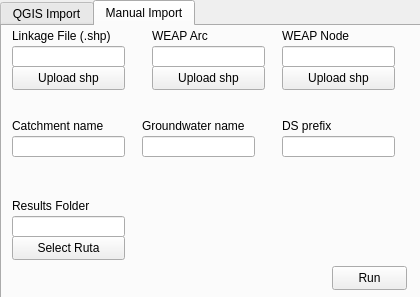
First picture: the form in geo_checker_dialog.ui, repository Kalliam/GeoCheckerQGIS, before the edit.
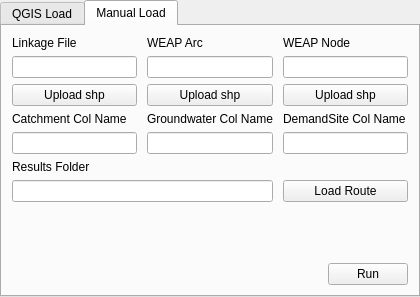
Second picture: the form after the edit. Custom widgets are drawn as their Qt base class.

Commit message: alignment and layout rearrangement

Diff of the .ui file:
```diff
--- a/geo_checker_dialog.ui
+++ b/geo_checker_dialog.ui
@@ -13,463 +13,360 @@
   <property name="windowTitle">
    <string>Form</string>
   </property>
-  <widget class="QTabWidget" name="tabWidget">
-   <property name="geometry">
-    <rect>
-     <x>0</x>
-     <y>0</y>
-     <width>421</width>
-     <height>301</height>
-    </rect>
+  <layout class="QVBoxLayout" name="mainLayout">
+   <property name="leftMargin">
+    <number>0</number>
    </property>
-   <property name="currentIndex">
-    <number>1</number>
+   <property name="topMargin">
+    <number>0</number>
    </property>
-   <widget class="QWidget" name="tab_2">
-    <attribute name="title">
-     <string>QGIS Import</string>
-    </attribute>
-    <widget class="QLabel" name="label_23">
-     <property name="geometry">
-      <rect>
-       <x>150</x>
-       <y>10</y>
-       <width>101</width>
-       <height>20</height>
-      </rect>
+   <property name="rightMargin">
+    <number>0</number>
+   </property>
+   <property name="bottomMargin">
+    <number>0</number>
+   </property>
+   <item>
+    <widget class="QTabWidget" name="tabWidget">
+     <property name="currentIndex">
+      <number>1</number>
      </property>
-     <property name="text">
-      <string>WEAP Arc</string>
-     </property>
+     <widget class="QWidget" name="tab_2">
+      <attribute name="title">
+       <string>QGIS Load</string>
+      </attribute>
+      <layout class="QVBoxLayout" name="tab2_vlayout">
+       <property name="leftMargin">
+        <number>10</number>
+       </property>
+       <property name="topMargin">
+        <number>10</number>
+       </property>
+       <property name="rightMargin">
+        <number>10</number>
+       </property>
+       <property name="bottomMargin">
+        <number>10</number>
+       </property>
+       <item>
+        <layout class="QGridLayout" name="tab2_grid">
+         <property name="horizontalSpacing">
+          <number>10</number>
+         </property>
+         <property name="verticalSpacing">
+          <number>6</number>
+         </property>
+         <item row="0" column="0">
+          <widget class="QLabel" name="label_29">
+           <property name="text">
+            <string>Linkage Layer </string>
+           </property>
+          </widget>
+         </item>
+         <item row="0" column="1">
+          <widget class="QLabel" name="label_23">
+           <property name="text">
+            <string>WEAP Arc Layer</string>
+           </property>
+          </widget>
+         </item>
+         <item row="0" column="2">
+          <widget class="QLabel" name="label_28">
+           <property name="text">
+            <string>WEAP Node Layer</string>
+           </property>
+          </widget>
+         </item>
+         <item row="1" column="0">
+          <widget class="QgsMapLayerComboBox" name="cmb_layer_malla"/>
+         </item>
+         <item row="1" column="1">
+          <widget class="QgsMapLayerComboBox" name="cmb_layer_arcs"/>
+         </item>
+         <item row="1" column="2">
+          <widget class="QgsMapLayerComboBox" name="cmb_layer_nodes"/>
+         </item>
+         <item row="2" column="0">
+          <widget class="QLabel" name="label_26">
+           <property name="text">
+            <string>Catchment Column</string>
+           </property>
+          </widget>
+         </item>
+         <item row="2" column="1">
+          <widget class="QLabel" name="label_25">
+           <property name="autoFillBackground">
+            <bool>false</bool>
+           </property>
+           <property name="text">
+            <string>Groundwater Column</string>
+           </property>
+          </widget>
+         </item>
+         <item row="2" column="2">
+          <widget class="QLabel" name="label_24">
+           <property name="text">
+            <string>Demand Site Column</string>
+           </property>
+          </widget>
+         </item>
+         <item row="3" column="0">
+          <widget class="QgsFieldComboBox" name="cmb_field_catchment"/>
+         </item>
+         <item row="3" column="1">
+          <widget class="QgsFieldComboBox" name="cmb_field_groundwater"/>
+         </item>
+         <item row="3" column="2">
+          <widget class="QgsFieldComboBox" name="cmb_field_ds_prefix"/>
+         </item>
+         <item row="4" column="0" colspan="3">
+          <widget class="QLabel" name="label_27">
+           <property name="text">
+            <string>Results Folder</string>
+           </property>
+          </widget>
+         </item>
+         <item row="5" column="0" colspan="2">
+          <widget class="QLineEdit" name="lineEdit_folder">
+           <property name="readOnly">
+            <bool>true</bool>
+           </property>
+          </widget>
+         </item>
+         <item row="5" column="2">
+          <widget class="QPushButton" name="btn_explore_folder">
+           <property name="text">
+            <string>Load Route</string>
+           </property>
+          </widget>
+         </item>
+        </layout>
+       </item>
+       <item>
+        <spacer name="tab2_spacer">
+         <property name="orientation">
+          <enum>Qt::Orientation::Vertical</enum>
+         </property>
+         <property name="sizeHint" stdset="0">
+          <size>
+           <width>20</width>
+           <height>0</height>
+          </size>
+         </property>
+        </spacer>
+       </item>
+       <item>
+        <layout class="QHBoxLayout" name="tab2_runLayout">
+         <item>
+          <spacer name="tab2_runSpacer">
+           <property name="orientation">
+            <enum>Qt::Orientation::Horizontal</enum>
+           </property>
+           <property name="sizeHint" stdset="0">
+            <size>
+             <width>40</width>
+             <height>20</height>
+            </size>
+           </property>
+          </spacer>
+         </item>
+         <item>
+          <widget class="QPushButton" name="btn_run_2">
+           <property name="text">
+            <string>Run</string>
+           </property>
+          </widget>
+         </item>
+        </layout>
+       </item>
+      </layout>
+     </widget>
+     <widget class="QWidget" name="tab_4">
+      <attribute name="title">
+       <string>Manual Load</string>
+      </attribute>
+      <layout class="QVBoxLayout" name="tab4_vlayout">
+       <property name="leftMargin">
+        <number>10</number>
+       </property>
+       <property name="topMargin">
+        <number>10</number>
+       </property>
+       <property name="rightMargin">
+        <number>10</number>
+       </property>
+       <property name="bottomMargin">
+        <number>10</number>
+       </property>
+       <item>
+        <layout class="QGridLayout" name="tab4_grid">
+         <property name="horizontalSpacing">
+          <number>10</number>
+         </property>
+         <property name="verticalSpacing">
+          <number>6</number>
+         </property>
+         <item row="0" column="0">
+          <widget class="QLabel" name="label">
+           <property name="text">
+            <string>Linkage File </string>
+           </property>
+          </widget>
+         </item>
+         <item row="0" column="1">
+          <widget class="QLabel" name="label_2">
+           <property name="text">
+            <string>WEAP Arc</string>
+           </property>
+          </widget>
+         </item>
+         <item row="0" column="2">
+          <widget class="QLabel" name="label_3">
+           <property name="text">
+            <string>WEAP Node</string>
+           </property>
+          </widget>
+         </item>
+         <item row="1" column="0">
+          <widget class="QLineEdit" name="lineEdit_linkage">
+           <property name="readOnly">
+            <bool>true</bool>
+           </property>
+          </widget>
+         </item>
+         <item row="1" column="1">
+          <widget class="QLineEdit" name="lineEdit_arc">
+           <property name="readOnly">
+            <bool>true</bool>
+           </property>
+          </widget>
+         </item>
+         <item row="1" column="2">
+          <widget class="QLineEdit" name="lineEdit_node">
+           <property name="readOnly">
+            <bool>true</bool>
+           </property>
+          </widget>
+         </item>
+         <item row="2" column="0">
+          <widget class="QPushButton" name="btn_explore_linkage">
+           <property name="text">
+            <string>Upload shp</string>
+           </property>
+          </widget>
+         </item>
+         <item row="2" column="1">
+          <widget class="QPushButton" name="btn_explore_arc">
+           <property name="text">
+            <string>Upload shp</string>
+           </property>
+          </widget>
+         </item>
+         <item row="2" column="2">
+          <widget class="QPushButton" name="btn_explore_node">
+           <property name="text">
+            <string>Upload shp</string>
+           </property>
+          </widget>
+         </item>
+         <item row="3" column="0">
+          <widget class="QLabel" name="label_5">
+           <property name="text">
+            <string>Catchment Col Name</string>
+           </property>
+          </widget>
+         </item>
+         <item row="3" column="1">
+          <widget class="QLabel" name="label_6">
+           <property name="autoFillBackground">
+            <bool>false</bool>
+           </property>
+           <property name="text">
+            <string>Groundwater Col Name</string>
+           </property>
+          </widget>
+         </item>
+         <item row="3" column="2">
+          <widget class="QLabel" name="label_7">
+           <property name="text">
+            <string>DemandSite Col Name</string>
+           </property>
+          </widget>
+         </item>
+         <item row="4" column="0">
+          <widget class="QLineEdit" name="lineEdit_catchment"/>
+         </item>
+         <item row="4" column="1">
+          <widget class="QLineEdit" name="lineEdit_groundwater"/>
+         </item>
+         <item row="4" column="2">
+          <widget class="QLineEdit" name="lineEdit_ds_prefix"/>
+         </item>
+         <item row="5" column="0" colspan="3">
+          <widget class="QLabel" name="label_4">
+           <property name="text">
+            <string>Results Folder</string>
+           </property>
+          </widget>
+         </item>
+         <item row="6" column="0" colspan="2">
+          <widget class="QLineEdit" name="lineEdit_folder_2">
+           <property name="readOnly">
+            <bool>true</bool>
+           </property>
+          </widget>
+         </item>
+         <item row="6" column="2">
+          <widget class="QPushButton" name="btn_explore_folder_2">
+           <property name="text">
+            <string>Load Route</string>
+           </property>
+          </widget>
+         </item>
+        </layout>
+       </item>
+       <item>
+        <spacer name="tab4_spacer">
+         <property name="orientation">
+          <enum>Qt::Orientation::Vertical</enum>
+         </property>
+         <property name="sizeHint" stdset="0">
+          <size>
+           <width>20</width>
+           <height>0</height>
+          </size>
+         </property>
+        </spacer>
+       </item>
+       <item>
+        <layout class="QHBoxLayout" name="tab4_runLayout">
+         <item>
+          <spacer name="tab4_runSpacer">
+           <property name="orientation">
+            <enum>Qt::Orientation::Horizontal</enum>
+           </property>
+           <property name="sizeHint" stdset="0">
+            <size>
+             <width>40</width>
+             <height>20</height>
+            </size>
+           </property>
+          </spacer>
+         </item>
+         <item>
+          <widget class="QPushButton" name="btn_run">
+           <property name="text">
+            <string>Run</string>
+           </property>
+          </widget>
+         </item>
+        </layout>
+       </item>
+      </layout>
+     </widget>
     </widget>
-    <widget class="QLabel" name="label_24">
-     <property name="geometry">
-      <rect>
-       <x>280</x>
-       <y>100</y>
-       <width>113</width>
-       <height>20</height>
-      </rect>
-     </property>
-     <property name="text">
-      <string>DS prefix</string>
-     </property>
-    </widget>
-    <widget class="QLabel" name="label_25">
-     <property name="geometry">
-      <rect>
-       <x>150</x>
-       <y>100</y>
-       <width>113</width>
-       <height>20</height>
-      </rect>
-     </property>
-     <property name="autoFillBackground">
-      <bool>false</bool>
-     </property>
-     <property name="text">
-      <string>Groundwater name</string>
-     </property>
-    </widget>
-    <widget class="QLabel" name="label_26">
-     <property name="geometry">
-      <rect>
-       <x>10</x>
-       <y>100</y>
-       <width>113</width>
-       <height>20</height>
-      </rect>
-     </property>
-     <property name="text">
-      <string>Catchment name</string>
-     </property>
-    </widget>
-    <widget class="QLabel" name="label_27">
-     <property name="geometry">
-      <rect>
-       <x>10</x>
-       <y>180</y>
-       <width>101</width>
-       <height>20</height>
-      </rect>
-     </property>
-     <property name="text">
-      <string>Results Folder</string>
-     </property>
-    </widget>
-    <widget class="QLabel" name="label_28">
-     <property name="geometry">
-      <rect>
-       <x>280</x>
-       <y>10</y>
-       <width>101</width>
-       <height>20</height>
-      </rect>
-     </property>
-     <property name="text">
-      <string>WEAP Node</string>
-     </property>
-    </widget>
-    <widget class="QLabel" name="label_29">
-     <property name="geometry">
-      <rect>
-       <x>10</x>
-       <y>10</y>
-       <width>101</width>
-       <height>20</height>
-      </rect>
-     </property>
-     <property name="text">
-      <string>Linkage File (.shp)</string>
-     </property>
-    </widget>
-    <widget class="QgsMapLayerComboBox" name="cmb_layer_malla">
-     <property name="geometry">
-      <rect>
-       <x>10</x>
-       <y>30</y>
-       <width>101</width>
-       <height>21</height>
-      </rect>
-     </property>
-    </widget>
-    <widget class="QgsMapLayerComboBox" name="cmb_layer_arcs">
-     <property name="geometry">
-      <rect>
-       <x>140</x>
-       <y>30</y>
-       <width>101</width>
-       <height>21</height>
-      </rect>
-     </property>
-    </widget>
-    <widget class="QgsMapLayerComboBox" name="cmb_layer_nodes">
-     <property name="geometry">
-      <rect>
-       <x>270</x>
-       <y>30</y>
-       <width>101</width>
-       <height>21</height>
-      </rect>
-     </property>
-    </widget>
-    <widget class="QgsFieldComboBox" name="cmb_field_catchment">
-     <property name="geometry">
-      <rect>
-       <x>10</x>
-       <y>130</y>
-       <width>101</width>
-       <height>21</height>
-      </rect>
-     </property>
-    </widget>
-    <widget class="QgsFieldComboBox" name="cmb_field_groundwater">
-     <property name="geometry">
-      <rect>
-       <x>150</x>
-       <y>130</y>
-       <width>101</width>
-       <height>21</height>
-      </rect>
-     </property>
-    </widget>
-    <widget class="QLineEdit" name="lineEdit_folder">
-     <property name="geometry">
-      <rect>
-       <x>10</x>
-       <y>210</y>
-       <width>113</width>
-       <height>21</height>
-      </rect>
-     </property>
-     <property name="readOnly">
-      <bool>true</bool>
-     </property>
-    </widget>
-    <widget class="QgsFieldComboBox" name="cmb_field_ds_prefix">
-     <property name="geometry">
-      <rect>
-       <x>280</x>
-       <y>130</y>
-       <width>101</width>
-       <height>21</height>
-      </rect>
-     </property>
-    </widget>
-    <widget class="QPushButton" name="btn_explore_folder">
-     <property name="geometry">
-      <rect>
-       <x>10</x>
-       <y>240</y>
-       <width>113</width>
-       <height>24</height>
-      </rect>
-     </property>
-     <property name="text">
-      <string>Select Ruta</string>
-     </property>
-    </widget>
-    <widget class="QPushButton" name="btn_run_2">
-     <property name="geometry">
-      <rect>
-       <x>310</x>
-       <y>240</y>
-       <width>75</width>
-       <height>24</height>
-      </rect>
-     </property>
-     <property name="text">
-      <string>Run</string>
-     </property>
-    </widget>
-   </widget>
-   <widget class="QWidget" name="tab_4">
-    <attribute name="title">
-     <string>Manual Import</string>
-    </attribute>
-    <widget class="QLabel" name="label_4">
-     <property name="geometry">
-      <rect>
-       <x>10</x>
-       <y>170</y>
-       <width>101</width>
-       <height>20</height>
-      </rect>
-     </property>
-     <property name="text">
-      <string>Results Folder</string>
-     </property>
-    </widget>
-    <widget class="QLineEdit" name="lineEdit_folder_2">
-     <property name="geometry">
-      <rect>
-       <x>10</x>
-       <y>190</y>
-       <width>113</width>
-       <height>21</height>
-      </rect>
-     </property>
-     <property name="readOnly">
-      <bool>true</bool>
-     </property>
-    </widget>
-    <widget class="QLabel" name="label_5">
-     <property name="geometry">
-      <rect>
-       <x>10</x>
-       <y>90</y>
-       <width>113</width>
-       <height>20</height>
-      </rect>
-     </property>
-     <property name="text">
-      <string>Catchment name</string>
-     </property>
-    </widget>
-    <widget class="QLabel" name="label_3">
-     <property name="geometry">
-      <rect>
-       <x>280</x>
-       <y>0</y>
-       <width>101</width>
-       <height>20</height>
-      </rect>
-     </property>
-     <property name="text">
-      <string>WEAP Node</string>
-     </property>
-    </widget>
-    <widget class="QLabel" name="label_6">
-     <property name="geometry">
-      <rect>
-       <x>140</x>
-       <y>90</y>
-       <width>113</width>
-       <height>20</height>
-      </rect>
-     </property>
-     <property name="autoFillBackground">
-      <bool>false</bool>
-     </property>
-     <property name="text">
-      <string>Groundwater name</string>
-     </property>
-    </widget>
-    <widget class="QLineEdit" name="lineEdit_ds_prefix">
-     <property name="geometry">
-      <rect>
-       <x>280</x>
-       <y>110</y>
-       <width>113</width>
-       <height>21</height>
-      </rect>
-     </property>
-    </widget>
-    <widget class="QLabel" name="label">
-     <property name="geometry">
-      <rect>
-       <x>10</x>
-       <y>0</y>
-       <width>101</width>
-       <height>20</height>
-      </rect>
-     </property>
-     <property name="text">
-      <string>Linkage File (.shp)</string>
-     </property>
-    </widget>
-    <widget class="QLabel" name="label_2">
-     <property name="geometry">
-      <rect>
-       <x>150</x>
-       <y>0</y>
-       <width>101</width>
-       <height>20</height>
-      </rect>
-     </property>
-     <property name="text">
-      <string>WEAP Arc</string>
-     </property>
-    </widget>
-    <widget class="QLineEdit" name="lineEdit_groundwater">
-     <property name="geometry">
-      <rect>
-       <x>140</x>
-       <y>110</y>
-       <width>113</width>
-       <height>21</height>
-      </rect>
-     </property>
-    </widget>
-    <widget class="QPushButton" name="btn_explore_node">
-     <property name="geometry">
-      <rect>
-       <x>280</x>
-       <y>40</y>
-       <width>113</width>
-       <height>24</height>
-      </rect>
-     </property>
-     <property name="text">
-      <string>Upload shp</string>
-     </property>
-    </widget>
-    <widget class="QPushButton" name="btn_explore_folder_2">
-     <property name="geometry">
-      <rect>
-       <x>10</x>
-       <y>210</y>
-       <width>113</width>
-       <height>24</height>
-      </rect>
-     </property>
-     <property name="text">
-      <string>Select Ruta</string>
-     </property>
-    </widget>
-    <widget class="QPushButton" name="btn_explore_linkage">
-     <property name="geometry">
-      <rect>
-       <x>10</x>
-       <y>40</y>
-       <width>113</width>
-       <height>24</height>
-      </rect>
-     </property>
-     <property name="text">
-      <string>Upload shp</string>
-     </property>
-    </widget>
-    <widget class="QLineEdit" name="lineEdit_node">
-     <property name="geometry">
-      <rect>
-       <x>280</x>
-       <y>20</y>
-       <width>113</width>
-       <height>21</height>
-      </rect>
-     </property>
-     <property name="readOnly">
-      <bool>true</bool>
-     </property>
-    </widget>
-    <widget class="QLabel" name="label_7">
-     <property name="geometry">
-      <rect>
-       <x>280</x>
-       <y>90</y>
-       <width>113</width>
-       <height>20</height>
-      </rect>
-     </property>
-     <property name="text">
-      <string>DS prefix</string>
-     </property>
-    </widget>
-    <widget class="QLineEdit" name="lineEdit_arc">
-     <property name="geometry">
-      <rect>
-       <x>150</x>
-       <y>20</y>
-       <width>113</width>
-       <height>21</height>
-      </rect>
-     </property>
-     <property name="readOnly">
-      <bool>true</bool>
-     </property>
-    </widget>
-    <widget class="QPushButton" name="btn_explore_arc">
-     <property name="geometry">
-      <rect>
-       <x>150</x>
-       <y>40</y>
-       <width>113</width>
-       <height>24</height>
-      </rect>
-     </property>
-     <property name="text">
-      <string>Upload shp</string>
-     </property>
-    </widget>
-    <widget class="QPushButton" name="btn_run">
-     <property name="geometry">
-      <rect>
-       <x>330</x>
-       <y>240</y>
-       <width>75</width>
-       <height>24</height>
-      </rect>
-     </property>
-     <property name="text">
-      <string>Run</string>
-     </property>
-    </widget>
-    <widget class="QLineEdit" name="lineEdit_catchment">
-     <property name="geometry">
-      <rect>
-       <x>10</x>
-       <y>110</y>
-       <width>113</width>
-       <height>21</height>
-      </rect>
-     </property>
-    </widget>
-    <widget class="QLineEdit" name="lineEdit_linkage">
-     <property name="geometry">
-      <rect>
-       <x>10</x>
-       <y>20</y>
-       <width>113</width>
-       <height>21</height>
-      </rect>
-     </property>
-     <property name="readOnly">
-      <bool>true</bool>
-     </property>
-    </widget>
-   </widget>
-  </widget>
+   </item>
+  </layout>
  </widget>
  <customwidgets>
   <customwidget>
```
Left out of the diff: 2 changed lines with no effect on the pictures.
